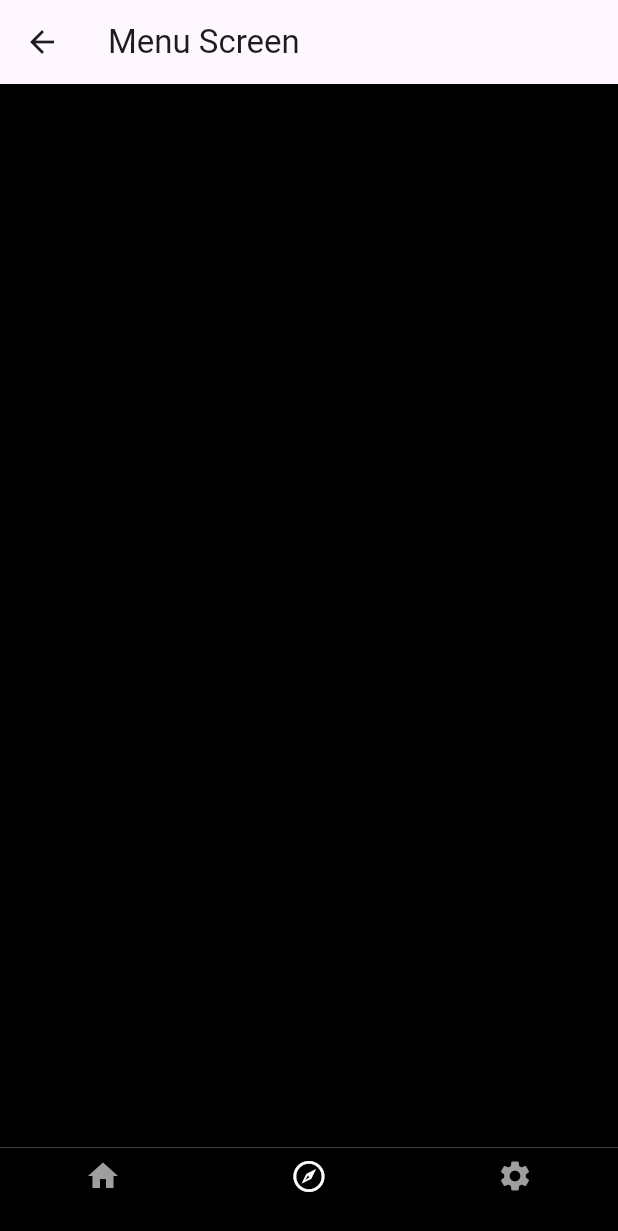
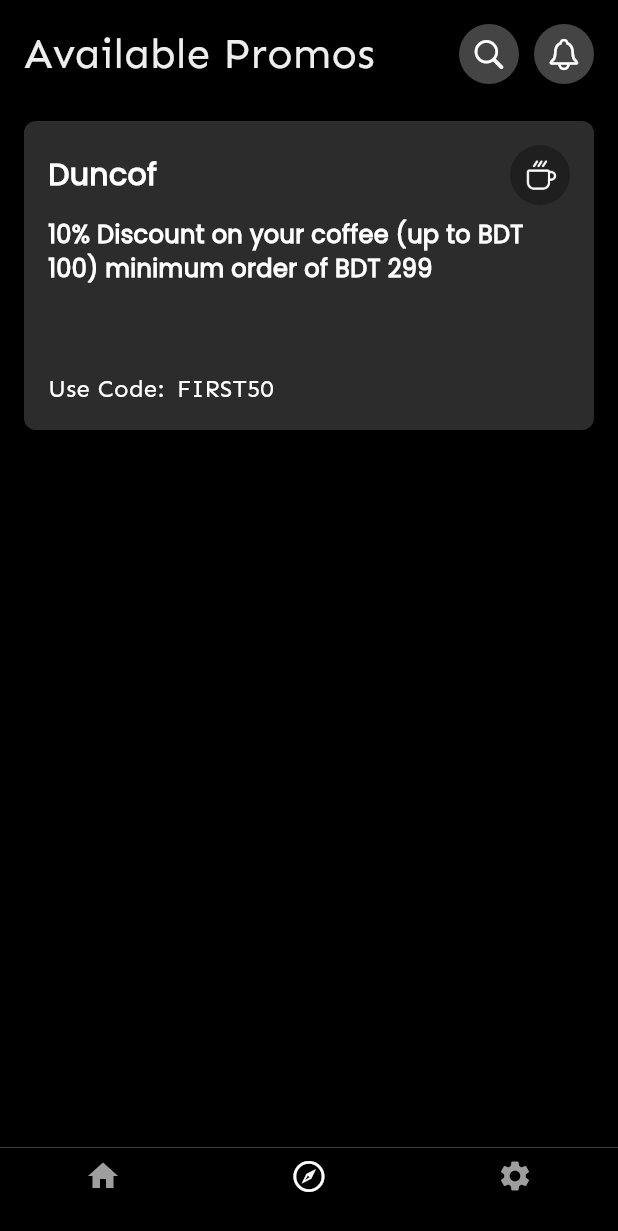
Before and after one commit to khsujon/Amar_Wallet, a Flutter app: the BottomNavScreen screen opened directly, item 2 of the bottom bar chosen, on a phone screen of 412 x 824 dp. Shown: the top 1231 px of the screen. Run offline on Flutter 3.47's test engine with Material 3 defaults, Android fonts, the phone set to English and light mode, and no system bars; our stand-ins replace barcode_widget, flutter_swiper_view, sms_autofill.

Commit message:
Offer screen added

```diff
--- a/lib/screens/bottom_nav_screen/bottom_nav_screen.dart
+++ b/lib/screens/bottom_nav_screen/bottom_nav_screen.dart
@@ -3,7 +3,7 @@
 import 'package:provider/provider.dart';
 import '../../providers/bottom_nav_provider.dart';
 import '../home_screen/home_screen.dart';
-import '../menu_screen/menu_screen.dart';
+import '../offer_screen/offer_screen.dart';
 import '../settings_screen/settings_screen.dart';
 import '../../widgets/bottom_nav_bar.dart';
 
@@ -20,7 +20,7 @@
             case 0:
               return const HomeScreen();
             case 1:
-              return const MenuScreen();
+              return const OfferScreen();
             case 2:
               return const SettingsScreen();
             default:
--- a/lib/screens/menu_screen/menu_screen.dart
+++ /dev/null
@@ -1,21 +0,0 @@
-import 'package:amar_wallet/constants/app_colors.dart';
-import 'package:flutter/material.dart';
-
-class MenuScreen extends StatefulWidget {
-  const MenuScreen({super.key});
-
-  @override
-  State<MenuScreen> createState() => _MenuScreenState();
-}
-
-class _MenuScreenState extends State<MenuScreen> {
-  @override
-  Widget build(BuildContext context) {
-    return Scaffold(
-      backgroundColor: AppColors.primaryColor,
-      appBar: AppBar(
-        title: const Text('Menu Screen'),
-      ),
-    );
-  }
-}
--- /dev/null
+++ b/lib/screens/offer_screen/offer_screen.dart
@@ -0,0 +1,146 @@
+import 'package:amar_wallet/constants/app_colors.dart';
+import 'package:amar_wallet/utils/media_query_utils.dart';
+import 'package:flutter/cupertino.dart';
+import 'package:flutter/material.dart';
+
+class OfferScreen extends StatefulWidget {
+  const OfferScreen({super.key});
+
+  @override
+  State<OfferScreen> createState() => _OfferScreenState();
+}
+
+class _OfferScreenState extends State<OfferScreen> {
+  @override
+  Widget build(BuildContext context) {
+    return Scaffold(
+      backgroundColor: AppColors.primaryColor,
+      body: SafeArea(
+        child: Padding(
+          padding: const EdgeInsets.all(16.0),
+          child: Column(
+            crossAxisAlignment: CrossAxisAlignment.start,
+            children: [
+              Row(
+                children: [
+                  const Text(
+                    'Available Promos',
+                    style: TextStyle(
+                      fontFamily: 'Sen',
+                      fontSize: 28,
+                      fontWeight: FontWeight.w400,
+                      color: AppColors.primaryTextColor,
+                    ),
+                  ),
+                  const Spacer(),
+                  Container(
+                    padding: const EdgeInsets.all(8),
+                    decoration: const BoxDecoration(
+                      color: Color.fromRGBO(68, 68, 68, 1),
+                      shape: BoxShape.circle,
+                    ),
+                    child:
+                        const Icon(CupertinoIcons.search, color: Colors.white),
+                  ),
+                  const SizedBox(width: 10),
+                  Container(
+                    padding: const EdgeInsets.all(8),
+                    decoration: const BoxDecoration(
+                      color: Color.fromRGBO(68, 68, 68, 1),
+                      shape: BoxShape.circle,
+                    ),
+                    child: const Icon(CupertinoIcons.bell, color: Colors.white),
+                  ),
+                ],
+              ),
+              SizedBox(height: MediaQueryUtils.screenHeight * 0.03),
+
+              // Promo Cards
+
+              Expanded(
+                child: ListView(
+                  children: [
+                    Container(
+                      padding: const EdgeInsets.all(16),
+                      height: MediaQueryUtils.screenHeight * 0.25,
+                      width: MediaQueryUtils.screenWidth,
+                      decoration: BoxDecoration(
+                        borderRadius: BorderRadius.circular(8),
+                        color: Color.fromRGBO(45, 44, 44, 1),
+                      ),
+                      child: Column(
+                        crossAxisAlignment: CrossAxisAlignment.start,
+                        children: [
+                          Row(
+                            children: [
+                              const Text(
+                                'Duncof',
+                                style: TextStyle(
+                                  fontFamily: 'Poppins',
+                                  fontSize: 20,
+                                  fontWeight: FontWeight.w600,
+                                  color: Colors.white,
+                                ),
+                              ),
+                              const Spacer(),
+                              Container(
+                                height: 40,
+                                width: 40,
+                                padding: const EdgeInsets.symmetric(
+                                    horizontal: 8, vertical: 4),
+                                decoration: BoxDecoration(
+                                  color: Color.fromRGBO(0, 0, 0, 0.3),
+                                  borderRadius: BorderRadius.circular(20),
+                                ),
+                                child: Image.asset(
+                                    "assets/images/mynaui_coffee.png"),
+                              ),
+                            ],
+                          ),
+                          const SizedBox(height: 8),
+                          Text(
+                            '10% Discount on your coffee (up to BDT 100) minimum order of BDT 299',
+                            style: TextStyle(
+                              fontFamily: 'Poppins',
+                              fontSize: 16,
+                              fontWeight: FontWeight.w600,
+                              color: Colors.white,
+                            ),
+                          ),
+                          const Spacer(),
+                          Row(
+                            children: [
+                              const Text(
+                                'Use Code:',
+                                style: TextStyle(
+                                  fontFamily: 'Sen',
+                                  fontSize: 16,
+                                  fontWeight: FontWeight.w400,
+                                  color: Colors.white,
+                                ),
+                              ),
+                              const SizedBox(width: 8),
+                              const Text(
+                                'FIRST50',
+                                style: TextStyle(
+                                  fontFamily: 'Sen',
+                                  fontSize: 16,
+                                  fontWeight: FontWeight.w400,
+                                  color: Colors.white,
+                                ),
+                              ),
+                            ],
+                          ),
+                        ],
+                      ),
+                    ),
+                  ],
+                ),
+              )
+            ],
+          ),
+        ),
+      ),
+    );
+  }
+}
--- a/lib/widgets/custom_text_field.dart
+++ b/lib/widgets/custom_text_field.dart
@@ -45,6 +45,7 @@
           Expanded(
             child: TextField(
               controller: controller,
+              keyboardType: TextInputType.phone,
               style: const TextStyle(
                 fontSize: 16,
                 fontWeight: FontWeight.w400,
```
Also changed, not shown: assets/images/mynaui_coffee.png (added).
